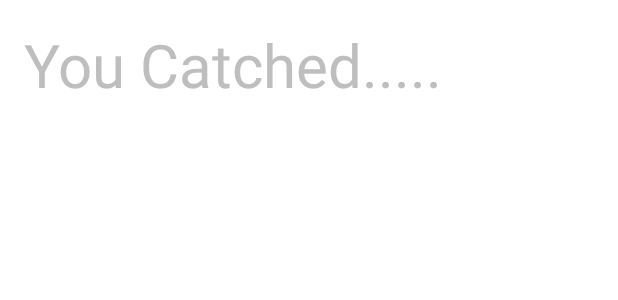
After one commit to jhjang04/Cops-and-Robbers-android, an Android app: the layout activity_catched.xml on its own in the app's theme, with its tools: preview values and no code run, on a phone screen of 412 x 824 dp. The commit adds this screen. Shown: the top 300 px of the screen. Run offline under Robolectric (Android 15) with nearby library versions, the phone set to English and light mode, and no system bars.

Commit message:
chat , amazon server , win , lose , catched

```diff
--- a/app/src/main/java/car/adroid/com/GameActivity.java
+++ b/app/src/main/java/car/adroid/com/GameActivity.java
@@ -80,6 +80,8 @@ public class GameActivity extends NMapActivity implements NMapView.OnMapStateCha
     private NMapCompassManager mMapCompassManager; //단말기의 나침반 기능 사용 클래스
 
     private BroadcastReceiver mReceiver;
+
+    private boolean mCatchShowed = false;
 
 
 
@@ -212,16 +214,16 @@ public class GameActivity extends NMapActivity implements NMapView.OnMapStateCha
                         mMapController.animateTo(myLocation); //지도 중심을 현재 위치로 이동
                     }
                     Date now = new Date();
-                    mDate = new Date();
                     AppData data = AppData.getInstance(getApplicationContext());
 
                     if(mDate != null){
                         float[] moveDistance = new float[3];
-                        Long moveSeconds = (now.getTime() - mDate.getTime())/1000;
+                        Long moveMiliseconds = now.getTime() - mDate.getTime();
                         Location.distanceBetween(data.getLatitude() , data.getLongitude() , myLocation.getLatitude() , myLocation.getLongitude(), moveDistance);
-                        float speed = moveDistance[0]/moveSeconds;
+                        float speed = moveDistance[0] * 1000 / (float)moveMiliseconds ;
                         data.setSpeed(speed);
                     }
+                    mDate = now;
 
                     data.updateLocalLocation(myLocation.getLatitude() , myLocation.getLongitude());
 
@@ -363,6 +365,12 @@ public class GameActivity extends NMapActivity implements NMapView.OnMapStateCha
                     if(data.isViberate()) {
                         Vibrator vibe = (Vibrator) getSystemService(Context.VIBRATOR_SERVICE);
                         vibe.vibrate(AppConfig.WARNING_VIBERATE_MILISECONDS);
+                        mCatchShowed = false;
+                    }
+
+                    if(data.getState() == User.STATE_CATCHED && !mCatchShowed){
+                        mCatchShowed = true;
+                        startActivity(new Intent(mContext , CatchedActivity.class));
                     }
 
                 } catch (Exception e) {
--- a/app/src/main/java/car/adroid/config/AppConfig.java
+++ b/app/src/main/java/car/adroid/config/AppConfig.java
@@ -11,7 +11,8 @@ public class AppConfig {
     public static final int LOGGER_SHOW_DELAY = 5000;
 
     public static final String SERVER_TYPE = "HTTP";
-    public static final String HTTP_URL= "http://163.180.173.169:9999/Cops_and_Robbers";
+//    public static final String HTTP_URL= "http://163.180.173.169:9999/Cops_and_Robbers";
+    public static final String HTTP_URL= "http://ec2-52-78-178-33.ap-northeast-2.compute.amazonaws.com/car";
 //    public static final String HTTP_URL= "http://192.168.0.81/car";
     public static final int HTTP_REQUEST_REPEAT_INTERVAL = 500;
 
@@ -19,7 +20,7 @@ public class AppConfig {
     public static final int LOCATION_RECEIVE_DISTANCE = 10;
 
     public static final int LIMIT_WARNING_COUNT = 5;
-    public static final int CATCHED_MILLISECONDS = 5000;
+    public static final int CATCHED_MILLISECONDS = 15000;
     public static final float SPEED_CATCHED = 2.5f;
     public static final float DISTANCE_CATCHED = 30;
     public static final int WARNING_VIBERATE_MILISECONDS = 500;
--- a/app/src/main/java/car/adroid/data/AppData.java
+++ b/app/src/main/java/car/adroid/data/AppData.java
@@ -32,7 +32,7 @@ public class AppData {
     private double mLongitude = 0;
     private int mTeam = 0;
     private int mReadyStatus = User.READY_STATUS_NOT_READY;
-    private int mState = 0;
+    private int mState = User.STATE_ALIVE;
     private String mStartTime = "";
 
     private ArrayList<User> mCops = new ArrayList<User>();
@@ -233,13 +233,13 @@ public class AppData {
         if(bWarning && mWarnigStartTime == null){
             mWarnigStartTime = new Date();
         }
-        else{
+        else if(!bWarning){
             mWarnigStartTime = null;
         }
 //        mWarnigCount = rst;
         if ( mTeam == User.TEAM_ROBBER
                 && mWarnigStartTime != null
-                && (new Date().getTime() - mWarnigStartTime.getTime()) < AppConfig.CATCHED_MILLISECONDS ) {
+                && (new Date().getTime() - mWarnigStartTime.getTime()) > AppConfig.CATCHED_MILLISECONDS ) {
             mState = User.STATE_CATCHED;
         }
     }
--- /dev/null
+++ b/app/src/main/res/layout/activity_catched.xml
@@ -0,0 +1,28 @@
+<?xml version="1.0" encoding="utf-8"?>
+<RelativeLayout xmlns:android="http://schemas.android.com/apk/res/android"
+    xmlns:tools="http://schemas.android.com/tools"
+    android:layout_width="match_parent"
+    android:layout_height="match_parent"
+    android:background="@android:color/background_light"
+    android:paddingBottom="@dimen/activity_vertical_margin"
+    android:paddingLeft="@dimen/activity_horizontal_margin"
+    android:paddingRight="@dimen/activity_horizontal_margin"
+    android:paddingTop="@dimen/activity_vertical_margin"
+    tools:context="car.adroid.com.CatchedActivity">
+
+
+    <TextView
+        android:text="You Catched....."
+        android:layout_width="wrap_content"
+        android:layout_height="wrap_content"
+        android:id="@+id/textView3"
+        android:textSize="40dp"
+        android:layout_weight="1"
+        android:textAlignment="center" />
+
+
+
+
+
+
+</RelativeLayout>
```
Also changed, not shown: app/src/main/AndroidManifest.xml (+6 -1 lines), app/src/main/java/car/adroid/com/CatchedActivity.java (added, +13 -0 lines), app/src/main/java/car/adroid/com/TeamChatActivity.java (+149 -80 lines).
